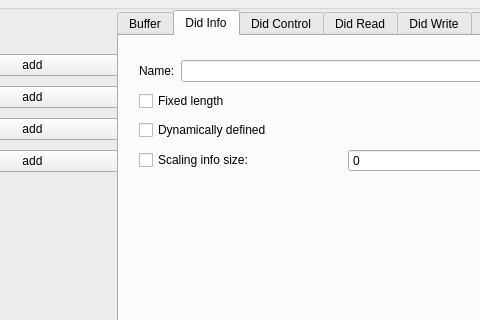
Qt form tool/gainos-studio/ui/forms/cd_dcm.ui (parai/gainos-tk) before a commit; both pictures show x 333 to 813 and y 150 to 470 of the 1066 by 632 pixel window.
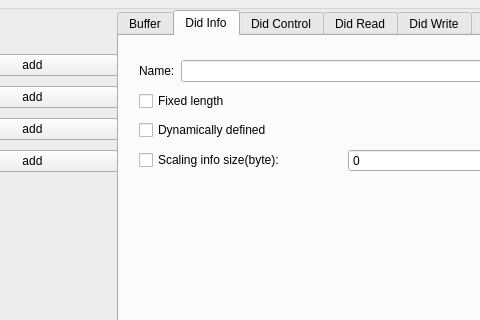
The same form after that commit. The open tabs and pages were chosen to show the change.

Diff of the .ui file:
```diff
--- a/tool/gainos-studio/ui/forms/cd_dcm.ui
+++ b/tool/gainos-studio/ui/forms/cd_dcm.ui
@@ -510,7 +510,7 @@
          <item>
           <widget class="QCheckBox" name="cbxDidInfoScalingEnable">
            <property name="text">
-            <string>Scaling info size:</string>
+            <string>Scaling info size(byte):</string>
            </property>
           </widget>
          </item>
```
Left out of the diff: 41 changed lines with no effect on the pictures.
